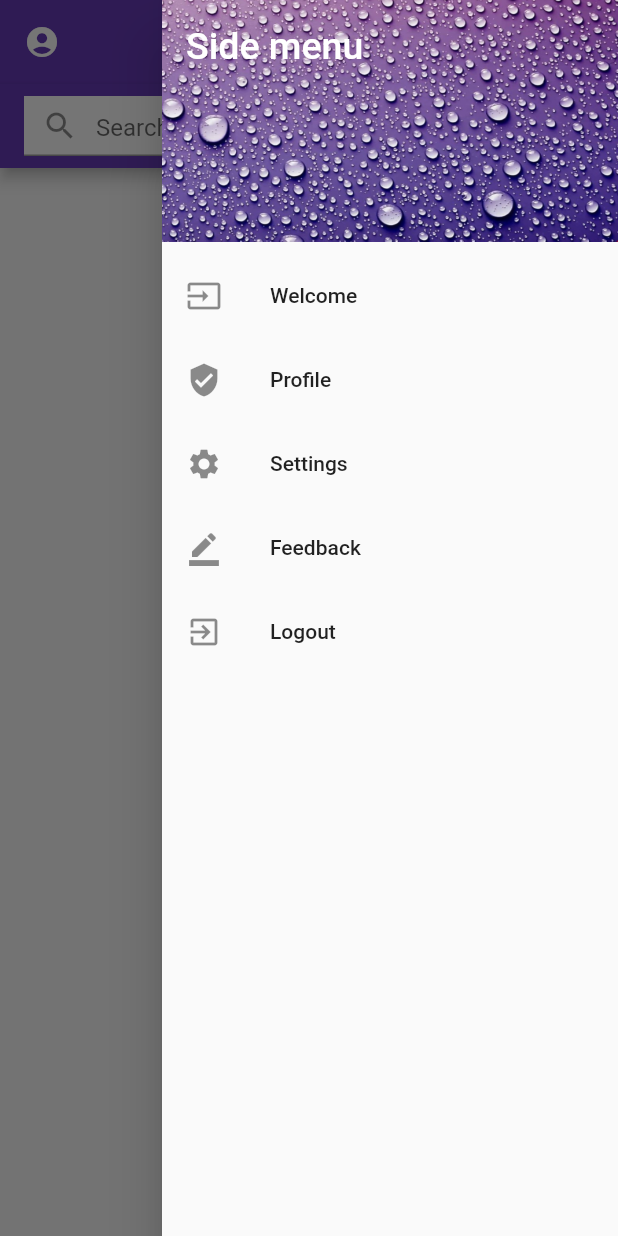
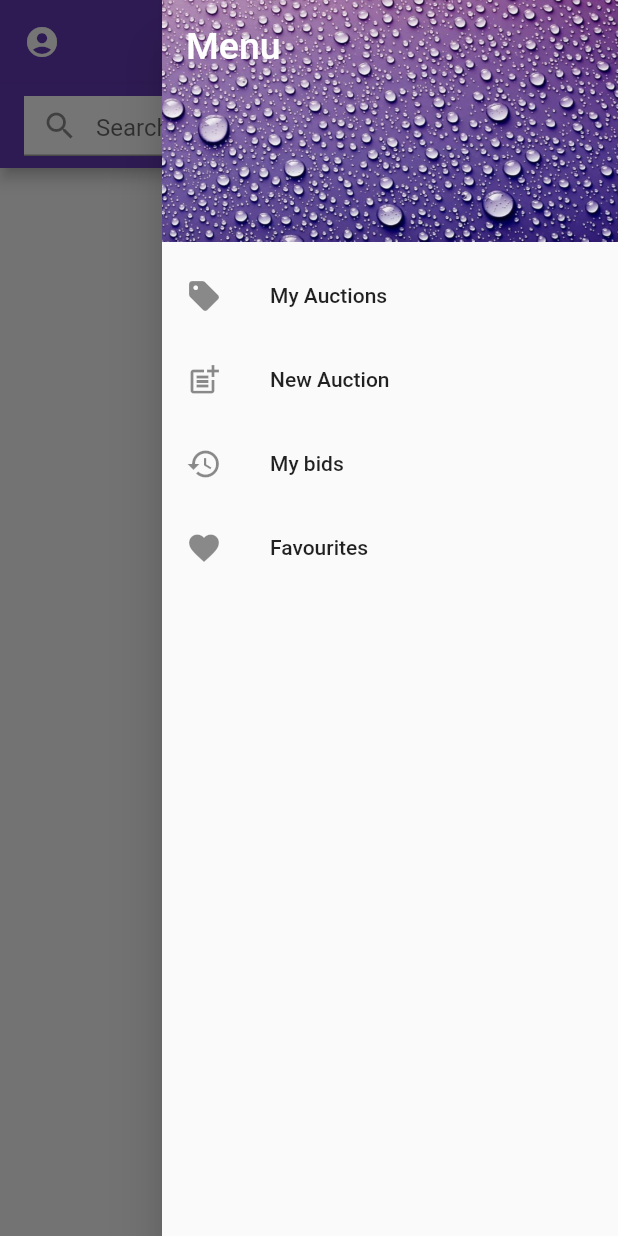
Before and after one commit to ehbstudentadam/androidDev_endwork, a Flutter app: the screen it shows once a user with an empty profile is signed in, after a tap on the "account circle" icon, after a tap on the "home" icon, after a tap on the "menu" icon, on a phone screen of 412 x 824 dp. Run offline on Flutter 3.47's test engine with Material 2 defaults, Android fonts, the light colour scheme and no system bars; our stand-ins replace bloc, cloud_firestore, email_validator, equatable, file_picker, firebase_auth and 4 more; accounts and stored records are empty.

Commit message:
inbetween_save

```diff
--- a/lib/presentation/pages/dashboard.dart
+++ b/lib/presentation/pages/dashboard.dart
@@ -1,6 +1,6 @@
 import 'package:drop_application/data/models/item.dart';
 import 'package:drop_application/presentation/widgets/item_panel.dart';
-import 'package:drop_application/presentation/widgets/settings_drawer.dart';
+import 'package:drop_application/presentation/widgets/menu_drawer.dart';
 import 'package:drop_application/presentation/widgets/user_drawer.dart';
 import 'package:firebase_auth/firebase_auth.dart';
 import 'package:flutter/material.dart';
@@ -18,7 +18,7 @@ class Dashboard extends StatelessWidget {
     final user = FirebaseAuth.instance.currentUser!;
     return Scaffold(
       drawer: const UserDrawer(),
-      endDrawer: const SettingsDrawer(),
+      endDrawer: const MenuDrawer(),
       body: MultiBlocListener(
         listeners: [
           BlocListener<AuthBloc, AuthState>(
@@ -67,16 +67,17 @@ class Dashboard extends StatelessWidget {
                       IconButton(
                           icon: const Icon(Icons.home),
                           onPressed: () {
-                            //code to execute when this button is pressed
+                            GoRouter.of(context).go('/dashboard');
                           }),
                       IconButton(
-                          icon: const Icon(Icons.settings),
+                          icon: const Icon(Icons.menu),
                           onPressed: () {
                             return Scaffold.of(context).openEndDrawer();
                           }),
                     ],
                     bottom: AppBar(
                       automaticallyImplyLeading: false,
+                      actions: <Widget>[Container()],
                       title: Container(
                         width: double.infinity,
                         height: 40,
--- a/lib/presentation/widgets/settings_drawer.dart
+++ b/lib/presentation/widgets/menu_drawer.dart
@@ -1,10 +1,9 @@
 import 'package:flutter/material.dart';
 import 'package:flutter_bloc/flutter_bloc.dart';
-
 import '../../bloc/auth/auth_bloc.dart';
 
-class SettingsDrawer extends StatelessWidget {
-  const SettingsDrawer({super.key});
+class MenuDrawer extends StatelessWidget {
+  const MenuDrawer({super.key});
 
   @override
   Widget build(BuildContext context) {
@@ -22,36 +21,29 @@ class SettingsDrawer extends StatelessWidget {
               ),
             ),
             child: Text(
-              'Side menu',
+              'Menu',
               style: TextStyle(color: Colors.white, fontSize: 25),
             ),
           ),
           ListTile(
-            leading: const Icon(Icons.input),
-            title: const Text('Welcome'),
+            leading: const Icon(Icons.sell),
+            title: const Text('My Auctions'),
             onTap: () => {},
           ),
           ListTile(
-            leading: const Icon(Icons.verified_user),
-            title: const Text('Profile'),
+            leading: const Icon(Icons.post_add),
+            title: const Text('New Auction'),
             onTap: () => {Navigator.of(context).pop()},
           ),
           ListTile(
-            leading: const Icon(Icons.settings),
-            title: const Text('Settings'),
+            leading: const Icon(Icons.history),
+            title: const Text('My bids'),
             onTap: () => {Navigator.of(context).pop()},
           ),
           ListTile(
-            leading: const Icon(Icons.border_color),
-            title: const Text('Feedback'),
+            leading: const Icon(Icons.favorite),
+            title: const Text('Favourites'),
             onTap: () => {Navigator.of(context).pop()},
-          ),
-          ListTile(
-            leading: const Icon(Icons.exit_to_app),
-            title: const Text('Logout'),
-            onTap: () {
-              context.read<AuthBloc>().add(SignOutRequested());
-            },
           ),
         ],
       ),
--- a/lib/presentation/widgets/user_drawer.dart
+++ b/lib/presentation/widgets/user_drawer.dart
@@ -16,20 +16,15 @@ class UserDrawer extends StatelessWidget {
             decoration: BoxDecoration(
               color: Colors.deepPurpleAccent,
               image: DecorationImage(
-                fit: BoxFit.fill,
+                fit: BoxFit.cover,
                 image: AssetImage(
                     'assets/images/drawer.jpg'),
               ),
             ),
             child: Text(
-              'Side menu',
+              'Account',
               style: TextStyle(color: Colors.white, fontSize: 25),
             ),
-          ),
-          ListTile(
-            leading: const Icon(Icons.input),
-            title: const Text('Welcome'),
-            onTap: () => {},
           ),
           ListTile(
             leading: const Icon(Icons.verified_user),
@@ -39,11 +34,6 @@ class UserDrawer extends StatelessWidget {
           ListTile(
             leading: const Icon(Icons.settings),
             title: const Text('Settings'),
-            onTap: () => {Navigator.of(context).pop()},
-          ),
-          ListTile(
-            leading: const Icon(Icons.border_color),
-            title: const Text('Feedback'),
             onTap: () => {Navigator.of(context).pop()},
           ),
           ListTile(
```
Also changed, not shown: lib/presentation/widgets/item_panel.dart (+22 -5 lines).
